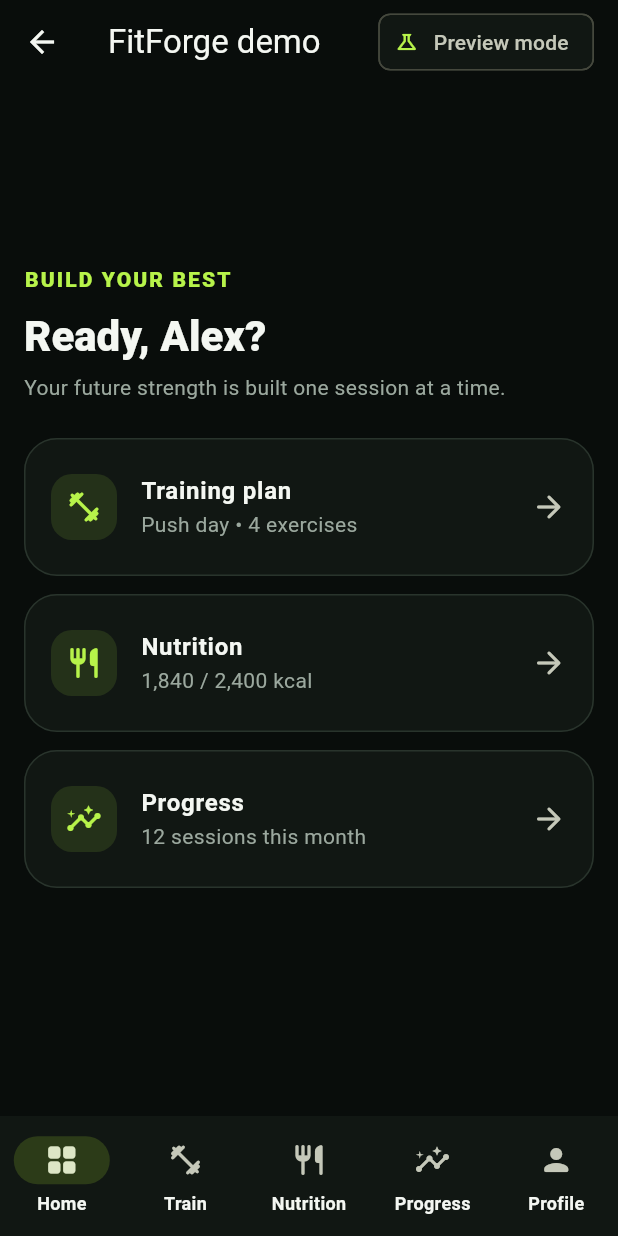
After one commit to AQazooz/fitforge, a Flutter app: the DemoPreviewPage screen opened directly, on a phone screen of 412 x 824 dp. The commit adds this screen. Run offline on Flutter 3.47's test engine with Material 3 defaults, Android fonts, the phone set to English and light mode, and no system bars; our stand-ins replace flutter_riverpod, go_router, supabase_flutter; accounts and stored records are empty.

Commit message:
feat: add safe demo preview mode

```diff
--- a/lib/app/router.dart
+++ b/lib/app/router.dart
@@ -6,6 +6,7 @@ import 'package:go_router/go_router.dart';
 import 'package:supabase_flutter/supabase_flutter.dart';
 
 import '../core/config/supabase_config.dart';
+import '../core/config/env.dart';
 import '../features/auth/presentation/login_page.dart';
 import '../features/auth/presentation/register_page.dart';
 import '../features/biometrics/presentation/biometrics_page.dart';
@@ -17,6 +18,7 @@ import '../features/profile/data/profile_repository.dart';
 import '../features/profile/presentation/profile_setup_page.dart';
 import '../features/workouts/presentation/progress_page.dart';
 import '../features/workouts/presentation/workouts_page.dart';
+import '../features/demo/presentation/demo_preview_page.dart';
 
 final profileRepositoryProvider = Provider<ProfileRepository>(
   (ref) => ProfileRepository(SupabaseConfig.client!),
@@ -31,6 +33,7 @@ final appRouterProvider = Provider<GoRouter>((ref) {
       final client = SupabaseConfig.client;
       final isAuthenticated = client?.auth.currentSession != null;
       final location = state.matchedLocation;
+      if (location == '/demo') return AppEnv.demoMode ? null : '/login';
       final isAuthRoute = location == '/login' || location == '/register';
       final isProfileRoute = location == '/profile-setup';
       final isProtectedRoute = {
@@ -67,6 +70,8 @@ final appRouterProvider = Provider<GoRouter>((ref) {
     },
     routes: [
       GoRoute(path: '/login', builder: (_, _) => const LoginPage()),
+      if (AppEnv.demoMode)
+        GoRoute(path: '/demo', builder: (_, _) => const DemoPreviewPage()),
       GoRoute(path: '/register', builder: (_, _) => const RegisterPage()),
       GoRoute(
         path: '/profile-setup',
--- a/lib/core/config/env.dart
+++ b/lib/core/config/env.dart
@@ -5,6 +5,7 @@ class AppEnv {
   static const supabasePublishableKey = String.fromEnvironment(
     'SUPABASE_PUBLISHABLE_KEY',
   );
+  static const demoMode = bool.fromEnvironment('FITFORGE_DEMO_MODE');
 
   static bool get isConfigured =>
       supabaseUrl.isNotEmpty && supabasePublishableKey.isNotEmpty;
--- a/lib/features/auth/presentation/login_page.dart
+++ b/lib/features/auth/presentation/login_page.dart
@@ -3,6 +3,7 @@ import 'package:flutter_riverpod/flutter_riverpod.dart';
 import 'package:go_router/go_router.dart';
 
 import '../../../app/fitforge_theme.dart';
+import '../../../core/config/env.dart';
 import 'auth_controller.dart';
 import 'auth_shell.dart';
 
@@ -114,6 +115,14 @@ class _LoginPageState extends ConsumerState<LoginPage> {
               onPressed: _loading ? null : () => context.go('/register'),
               child: const Text('Create an account'),
             ),
+            if (AppEnv.demoMode) ...[
+              const SizedBox(height: 8),
+              OutlinedButton.icon(
+                onPressed: _loading ? null : () => context.go('/demo'),
+                icon: const Icon(Icons.visibility_rounded),
+                label: const Text('Demo preview'),
+              ),
+            ],
           ],
         ),
       ),
--- /dev/null
+++ b/lib/features/demo/presentation/demo_preview_page.dart
@@ -0,0 +1,319 @@
+import 'package:flutter/material.dart';
+
+import '../../../app/fitforge_theme.dart';
+
+class DemoPreviewPage extends StatefulWidget {
+  const DemoPreviewPage({super.key});
+
+  @override
+  State<DemoPreviewPage> createState() => _DemoPreviewPageState();
+}
+
+class _DemoPreviewPageState extends State<DemoPreviewPage> {
+  int _selectedIndex = 0;
+
+  @override
+  Widget build(BuildContext context) {
+    return Scaffold(
+      appBar: AppBar(
+        title: const Text('FitForge demo'),
+        actions: const [
+          Padding(
+            padding: EdgeInsets.only(right: 16),
+            child: Center(
+              child: Chip(
+                avatar: Icon(Icons.science_outlined, size: 16),
+                label: Text('Preview mode'),
+              ),
+            ),
+          ),
+        ],
+      ),
+      body: LayoutBuilder(
+        builder: (context, constraints) {
+          final wide = constraints.maxWidth >= 900;
+          final content = Center(
+            child: ConstrainedBox(
+              constraints: const BoxConstraints(maxWidth: 1180),
+              child: Padding(
+                padding: EdgeInsets.fromLTRB(
+                  wide ? 40 : 16,
+                  12,
+                  wide ? 40 : 16,
+                  32,
+                ),
+                child: _page,
+              ),
+            ),
+          );
+          return wide
+              ? Row(
+                  children: [
+                    NavigationRail(
+                      selectedIndex: _selectedIndex,
+                      onDestinationSelected: _select,
+                      labelType: NavigationRailLabelType.all,
+                      destinations: _railDestinations,
+                    ),
+                    const VerticalDivider(width: 1),
+                    Expanded(child: content),
+                  ],
+                )
+              : content;
+        },
+      ),
+      bottomNavigationBar: MediaQuery.sizeOf(context).width < 900
+          ? NavigationBar(
+              selectedIndex: _selectedIndex,
+              onDestinationSelected: _select,
+              destinations: _destinations,
+            )
+          : null,
+    );
+  }
+
+  List<NavigationDestination> get _destinations => const [
+    NavigationDestination(icon: Icon(Icons.grid_view_rounded), label: 'Home'),
+    NavigationDestination(
+      icon: Icon(Icons.fitness_center_rounded),
+      label: 'Train',
+    ),
+    NavigationDestination(
+      icon: Icon(Icons.restaurant_rounded),
+      label: 'Nutrition',
+    ),
+    NavigationDestination(
+      icon: Icon(Icons.insights_rounded),
+      label: 'Progress',
+    ),
+    NavigationDestination(icon: Icon(Icons.person_rounded), label: 'Profile'),
+  ];
+
+  List<NavigationRailDestination> get _railDestinations => const [
+    NavigationRailDestination(
+      icon: Icon(Icons.grid_view_rounded),
+      label: Text('Home'),
+    ),
+    NavigationRailDestination(
+      icon: Icon(Icons.fitness_center_rounded),
+      label: Text('Train'),
+    ),
+    NavigationRailDestination(
+      icon: Icon(Icons.restaurant_rounded),
+      label: Text('Nutrition'),
+    ),
+    NavigationRailDestination(
+      icon: Icon(Icons.insights_rounded),
+      label: Text('Progress'),
+    ),
+    NavigationRailDestination(
+      icon: Icon(Icons.person_rounded),
+      label: Text('Profile'),
+    ),
+  ];
+
+  Widget get _page => switch (_selectedIndex) {
+    0 => const _DemoHome(),
+    1 => const _DemoWorkouts(),
+    2 => const _DemoNutrition(),
+    3 => const _DemoProgress(),
+    _ => const _DemoProfile(),
+  };
+
+  void _select(int index) => setState(() => _selectedIndex = index);
+}
+
+class _DemoHome extends StatelessWidget {
+  const _DemoHome();
+
+  @override
+  Widget build(BuildContext context) => const _DemoColumn(
+    eyebrow: 'BUILD YOUR BEST',
+    title: 'Ready, Alex?',
+    subtitle: 'Your future strength is built one session at a time.',
+    cards: [
+      _DemoCard(
+        icon: Icons.fitness_center_rounded,
+        title: 'Training plan',
+        value: 'Push day • 4 exercises',
+      ),
+      _DemoCard(
+        icon: Icons.restaurant_rounded,
+        title: 'Nutrition',
+        value: '1,840 / 2,400 kcal',
+      ),
+      _DemoCard(
+        icon: Icons.insights_rounded,
+        title: 'Progress',
+        value: '12 sessions this month',
+      ),
+    ],
+  );
+}
+
+class _DemoWorkouts extends StatelessWidget {
+  const _DemoWorkouts();
+  @override
+  Widget build(BuildContext context) => const _DemoColumn(
+    eyebrow: 'TRAINING',
+    title: 'Your training plans',
+    subtitle: 'Stay consistent with a plan built for your week.',
+    cards: [
+      _DemoCard(
+        icon: Icons.bolt_rounded,
+        title: 'Forge Strong',
+        value: '4 days/week • Today: Push day',
+      ),
+      _DemoCard(
+        icon: Icons.calendar_month_rounded,
+        title: 'Next session',
+        value: 'Bench press • Rows • Shoulder press',
+      ),
+    ],
+  );
+}
+
+class _DemoNutrition extends StatelessWidget {
+  const _DemoNutrition();
+  @override
+  Widget build(BuildContext context) => const _DemoColumn(
+    eyebrow: 'FUEL',
+    title: 'Fuel your training',
+    subtitle: 'Track what supports your performance.',
+    cards: [
+      _DemoCard(
+        icon: Icons.local_fire_department_rounded,
+        title: 'Daily summary',
+        value: '1,840 / 2,400 kcal • 128g protein',
+      ),
+      _DemoCard(
+        icon: Icons.restaurant_menu_rounded,
+        title: 'Today’s food',
+        value: 'Greek yogurt • Chicken bowl • Oats',
+      ),
+    ],
+  );
+}
+
+class _DemoProgress extends StatelessWidget {
+  const _DemoProgress();
+  @override
+  Widget build(BuildContext context) => const _DemoColumn(
+    eyebrow: 'INSIGHTS',
+    title: 'Your progress',
+    subtitle: 'A clear view of the work you have put in.',
+    cards: [
+      _DemoCard(
+        icon: Icons.check_circle_rounded,
+        title: 'Sessions',
+        value: '12 completed',
+      ),
+      _DemoCard(
+        icon: Icons.trending_up_rounded,
+        title: 'Volume',
+        value: '18,420 kg • +14% this month',
+      ),
+      _DemoCard(
+        icon: Icons.emoji_events_rounded,
+        title: 'Best lift',
+        value: 'Bench press • 82.5 kg',
+      ),
+    ],
+  );
+}
+
+class _DemoProfile extends StatelessWidget {
+  const _DemoProfile();
+  @override
+  Widget build(BuildContext context) => const _DemoColumn(
+    eyebrow: 'ATHLETE PROFILE',
+    title: 'Alex Morgan',
+    subtitle: 'Build muscle • Intermediate • Metric units',
+    cards: [
+      _DemoCard(icon: Icons.height_rounded, title: 'Height', value: '178 cm'),
+      _DemoCard(
+        icon: Icons.monitor_weight_outlined,
+        title: 'Latest weight',
+        value: '76.4 kg',
+      ),
+      _DemoCard(
+        icon: Icons.flag_rounded,
+        title: 'Goal',
+        value: 'Build your strongest self',
+      ),
+    ],
+  );
+}
+
+class _DemoColumn extends StatelessWidget {
+  const _DemoColumn({
+    required this.eyebrow,
+    required this.title,
+    required this.subtitle,
+    required this.cards,
+  });
+  final String eyebrow;
+  final String title;
+  final String subtitle;
+  final List<Widget> cards;
+
+  @override
+  Widget build(BuildContext context) => ListView(
+    shrinkWrap: true,
+    children: [
+      Text(
+        eyebrow,
+        style: const TextStyle(
+          color: FitForgeColors.lime,
+          fontWeight: FontWeight.w800,
+          letterSpacing: 1.4,
+        ),
+      ),
+      const SizedBox(height: 10),
+      Text(
+        title,
+        style: Theme.of(
+          context,
+        ).textTheme.headlineMedium?.copyWith(fontWeight: FontWeight.w900),
+      ),
+      const SizedBox(height: 6),
+      Text(subtitle, style: const TextStyle(color: FitForgeColors.muted)),
+      const SizedBox(height: 24),
+      ...cards,
+    ],
+  );
+}
+
+class _DemoCard extends StatelessWidget {
+  const _DemoCard({
+    required this.icon,
+    required this.title,
+    required this.value,
+  });
+  final IconData icon;
+  final String title;
+  final String value;
+
+  @override
+  Widget build(BuildContext context) => Card(
+    margin: const EdgeInsets.only(bottom: 12),
+    child: ListTile(
+      contentPadding: const EdgeInsets.symmetric(horizontal: 18, vertical: 10),
+      leading: Container(
+        width: 44,
+        height: 44,
+        decoration: BoxDecoration(
+          color: const Color(0xFF243119),
+          borderRadius: BorderRadius.circular(14),
+        ),
+        child: Icon(icon, color: FitForgeColors.lime),
+      ),
+      title: Text(title, style: const TextStyle(fontWeight: FontWeight.w700)),
+      subtitle: Text(
+        value,
+        style: const TextStyle(color: FitForgeColors.muted),
+      ),
+      trailing: const Icon(Icons.arrow_forward_rounded),
+    ),
+  );
+}
```
